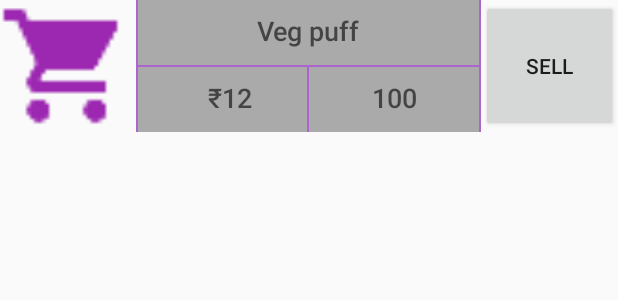
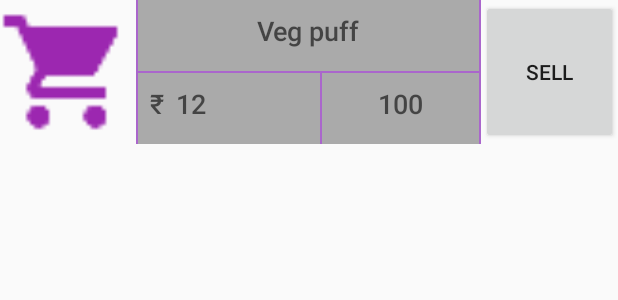
Before and after one commit to dpgc11/MyInventoryApp, an Android app: the layout list_item.xml on its own in the app's theme, with its tools: preview values and no code run, on a phone screen of 412 x 824 dp. Shown: the top 300 px of the screen. Run offline under Robolectric (Android 15) with nearby library versions, the phone set to English and light mode, and no system bars.

Commit message:
implement functionality

```diff
--- a/app/build.gradle
+++ b/app/build.gradle
@@ -24,6 +24,7 @@ dependencies {
     androidTestCompile('com.android.support.test.espresso:espresso-core:2.2.2', {
         exclude group: 'com.android.support', module: 'support-annotations'
     })
+    compile 'com.github.bumptech.glide:glide:3.7.0'
     compile 'com.android.support:appcompat-v7:25.1.0'
     testCompile 'junit:junit:4.12'
 }
--- a/app/src/main/res/layout/list_item.xml
+++ b/app/src/main/res/layout/list_item.xml
@@ -2,9 +2,9 @@
 <LinearLayout xmlns:android="http://schemas.android.com/apk/res/android"
     xmlns:tools="http://schemas.android.com/tools"
     android:layout_width="match_parent"
-    android:layout_height="88dp"
-    android:orientation="horizontal"
-    android:descendantFocusability="blocksDescendants">
+    android:layout_height="96dp"
+    android:descendantFocusability="blocksDescendants"
+    android:orientation="horizontal">
 
 
     <ImageView
@@ -12,7 +12,6 @@
         android:layout_width="0dp"
         android:layout_height="match_parent"
         android:layout_weight="2"
-        android:scaleType="centerCrop"
         tools:src="@drawable/ic_local_grocery_store_black_24dp" />
 
     <View
@@ -51,15 +50,14 @@
             android:orientation="horizontal">
 
             <TextView
-                android:layout_width="0dp"
-                android:layout_weight="1"
+                android:layout_width="wrap_content"
                 android:layout_height="match_parent"
                 android:fontFamily="sans-serif-medium"
+                android:gravity="left"
+                android:paddingBottom="8dp"
+                android:paddingLeft="8dp"
+                android:paddingTop="8dp"
                 android:text="₹"
-                android:paddingTop="8dp"
-                android:paddingLeft="8dp"
-                android:paddingBottom="8dp"
-                android:gravity="right"
                 android:textAppearance="@style/TextAppearance.AppCompat.Medium"
                 />
 
@@ -70,11 +68,15 @@
                 android:layout_weight="1"
                 android:fontFamily="sans-serif-medium"
                 android:gravity="left"
+                android:maxLines="3"
+                android:paddingBottom="8dp"
+                android:paddingLeft="8dp"
                 android:paddingRight="8dp"
                 android:paddingTop="8dp"
-                android:paddingBottom="8dp"
+                android:scrollbars="vertical"
                 android:textAppearance="@style/TextAppearance.AppCompat.Medium"
                 tools:text="12" />
+
 
             <View
                 android:layout_width="1dp"
@@ -85,7 +87,7 @@
                 android:id="@+id/quantityTextview"
                 android:layout_width="0dp"
                 android:layout_height="match_parent"
-                android:layout_weight="2"
+                android:layout_weight="1"
                 android:fontFamily="sans-serif-medium"
                 android:gravity="center_horizontal"
                 android:padding="8dp"
@@ -105,11 +107,11 @@
         android:background="@android:color/holo_purple"></View>
 
     <Button
-        android:id="@+id/sellButton"
+        android:id="@+id/btnSellButton"
         android:layout_width="0dp"
         android:layout_height="match_parent"
         android:layout_weight="2"
-        android:textAlignment="center"
-        android:text="@string/sell" />
+        android:text="@string/sell"
+        android:textAlignment="center" />
 
 </LinearLayout>
```
Also changed, not shown: app/src/main/AndroidManifest.xml (+11 -7 lines), app/src/main/java/com/example/android/myinventory/CatalogActivity.java (+8 -8 lines), app/src/main/java/com/example/android/myinventory/EditorActivity.java (+142 -28 lines), app/src/main/java/com/example/android/myinventory/ItemCursorAdapter.java (+12 -8 lines), app/src/main/java/com/example/android/myinventory/data/ItemContract.java (+5 -7 lines), app/src/main/java/com/example/android/myinventory/data/ItemDbHelper.java (+7 -5 lines), app/src/main/res/layout/activity_catalog.xml (+15 -17 lines), app/src/main/res/layout/activity_editor.xml (+14 -15 lines), app/src/main/res/drawable/default_image.png (added).
